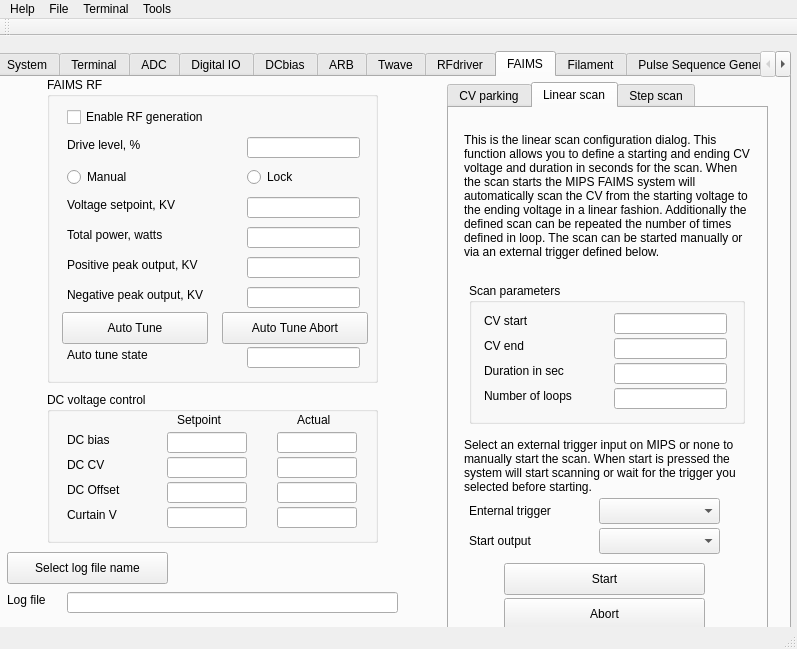
First picture: the form in mips.ui, repository GordonAnderson/MIPS-host-app, before the edit.
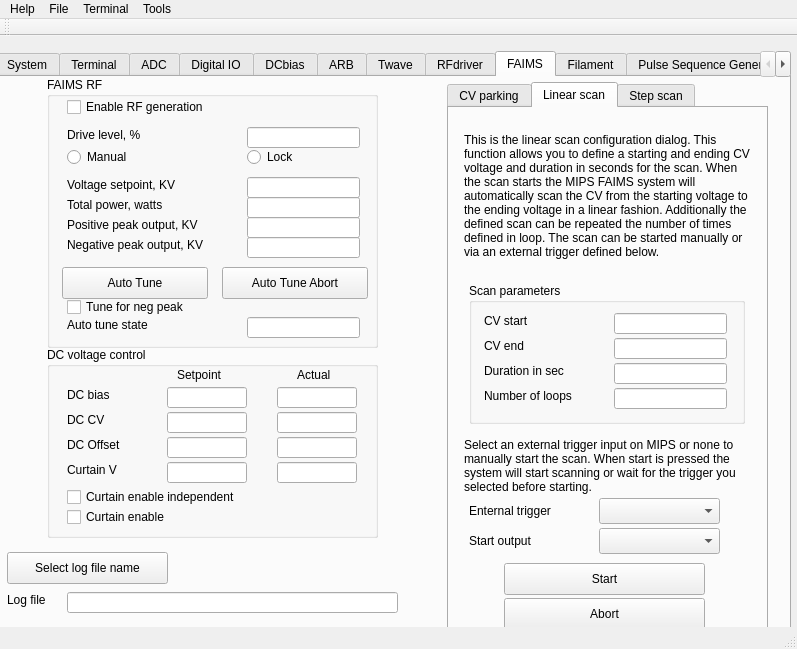
Second picture: the form after the edit. The open tabs and pages were chosen to show the change. Icons and pictures are not drawn. Custom widgets are drawn as their Qt base class.

```diff
--- a/mips.ui
+++ b/mips.ui
@@ -6129,7 +6129,7 @@
         <x>50</x>
         <y>0</y>
         <width>331</width>
-        <height>306</height>
+        <height>271</height>
        </rect>
       </property>
       <property name="title">
@@ -6139,7 +6139,7 @@
        <property name="geometry">
         <rect>
          <x>20</x>
-         <y>30</y>
+         <y>20</y>
          <width>161</width>
          <height>20</height>
         </rect>
@@ -6152,7 +6152,7 @@
        <property name="geometry">
         <rect>
          <x>200</x>
-         <y>60</y>
+         <y>50</y>
          <width>113</width>
          <height>21</height>
         </rect>
@@ -6162,7 +6162,7 @@
        <property name="geometry">
         <rect>
          <x>20</x>
-         <y>60</y>
+         <y>50</y>
          <width>161</width>
          <height>16</height>
         </rect>
@@ -6175,7 +6175,7 @@
        <property name="geometry">
         <rect>
          <x>20</x>
-         <y>150</y>
+         <y>120</y>
          <width>171</width>
          <height>16</height>
         </rect>
@@ -6188,7 +6188,7 @@
        <property name="geometry">
         <rect>
          <x>20</x>
-         <y>180</y>
+         <y>140</y>
          <width>171</width>
          <height>16</height>
         </rect>
@@ -6201,7 +6201,7 @@
        <property name="geometry">
         <rect>
          <x>20</x>
-         <y>210</y>
+         <y>160</y>
          <width>171</width>
          <height>16</height>
         </rect>
@@ -6214,7 +6214,7 @@
        <property name="geometry">
         <rect>
          <x>200</x>
-         <y>150</y>
+         <y>120</y>
          <width>113</width>
          <height>21</height>
         </rect>
@@ -6227,7 +6227,7 @@
        <property name="geometry">
         <rect>
          <x>200</x>
-         <y>180</y>
+         <y>140</y>
          <width>113</width>
          <height>21</height>
         </rect>
@@ -6240,7 +6240,7 @@
        <property name="geometry">
         <rect>
          <x>200</x>
-         <y>210</y>
+         <y>160</y>
          <width>113</width>
          <height>21</height>
         </rect>
@@ -6253,7 +6253,7 @@
        <property name="geometry">
         <rect>
          <x>200</x>
-         <y>120</y>
+         <y>100</y>
          <width>113</width>
          <height>21</height>
         </rect>
@@ -6263,7 +6263,7 @@
        <property name="geometry">
         <rect>
          <x>20</x>
-         <y>120</y>
+         <y>100</y>
          <width>161</width>
          <height>16</height>
         </rect>
@@ -6276,7 +6276,7 @@
        <property name="geometry">
         <rect>
          <x>20</x>
-         <y>90</y>
+         <y>70</y>
          <width>100</width>
          <height>20</height>
         </rect>
@@ -6289,7 +6289,7 @@
        <property name="geometry">
         <rect>
          <x>200</x>
-         <y>90</y>
+         <y>70</y>
          <width>100</width>
          <height>20</height>
         </rect>
@@ -6302,7 +6302,7 @@
        <property name="geometry">
         <rect>
          <x>15</x>
-         <y>235</y>
+         <y>190</y>
          <width>146</width>
          <height>32</height>
         </rect>
@@ -6315,7 +6315,7 @@
        <property name="geometry">
         <rect>
          <x>175</x>
-         <y>235</y>
+         <y>190</y>
          <width>146</width>
          <height>32</height>
         </rect>
@@ -6328,7 +6328,7 @@
        <property name="geometry">
         <rect>
          <x>20</x>
-         <y>270</y>
+         <y>240</y>
          <width>121</width>
          <height>16</height>
         </rect>
@@ -6341,7 +6341,7 @@
        <property name="geometry">
         <rect>
          <x>200</x>
-         <y>270</y>
+         <y>240</y>
          <width>113</width>
          <height>21</height>
         </rect>
@@ -6350,14 +6350,30 @@
         <bool>true</bool>
        </property>
       </widget>
+      <widget class="QCheckBox" name="chkNegTune">
+       <property name="geometry">
+        <rect>
+         <x>20</x>
+         <y>220</y>
+         <width>161</width>
+         <height>20</height>
+        </rect>
+       </property>
+       <property name="toolTip">
+        <string>Check this box before selecting auto tune if you want to tune for negative DV peak.</string>
+       </property>
+       <property name="text">
+        <string>Tune for neg peak</string>
+       </property>
+      </widget>
      </widget>
      <widget class="QGroupBox" name="gbFAIMS_DC">
       <property name="geometry">
        <rect>
         <x>50</x>
-        <y>315</y>
+        <y>270</y>
         <width>331</width>
-        <height>151</height>
+        <height>191</height>
        </rect>
       </property>
       <property name="title">
@@ -6533,6 +6549,38 @@
         <bool>true</bool>
        </property>
       </widget>
+      <widget class="QCheckBox" name="chkCurtianIndEna">
+       <property name="geometry">
+        <rect>
+         <x>20</x>
+         <y>140</y>
+         <width>201</width>
+         <height>20</height>
+        </rect>
+       </property>
+       <property name="toolTip">
+        <string>Check this box if you do not want FAIMS enable and disable to effect the curtian supply.</string>
+       </property>
+       <property name="text">
+        <string>Curtain enable independent</string>
+       </property>
+      </widget>
+      <widget class="QCheckBox" name="chkCurtianEna">
+       <property name="geometry">
+        <rect>
+         <x>20</x>
+         <y>160</y>
+         <width>201</width>
+         <height>20</height>
+        </rect>
+       </property>
+       <property name="toolTip">
+        <string>Enable and disable the curtian supply.</string>
+       </property>
+       <property name="text">
+        <string>Curtain enable</string>
+       </property>
+      </widget>
      </widget>
      <widget class="QTabWidget" name="tabScanMode">
       <property name="geometry">
```
Left out of the diff: 60 changed lines with no effect on the pictures.
